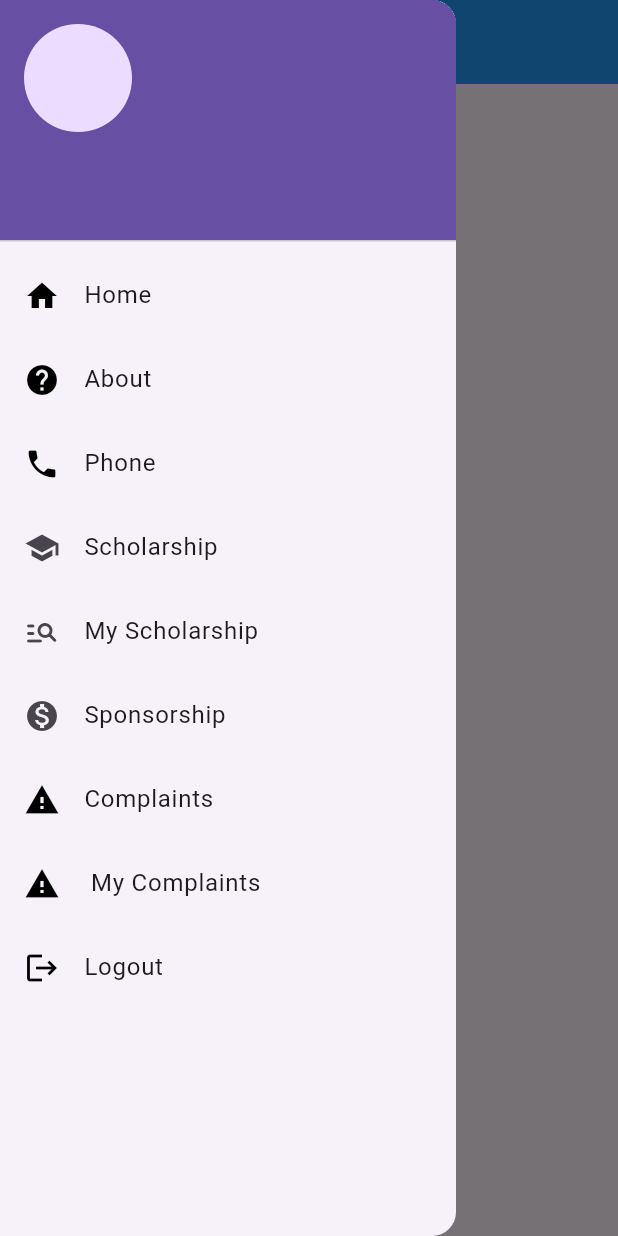
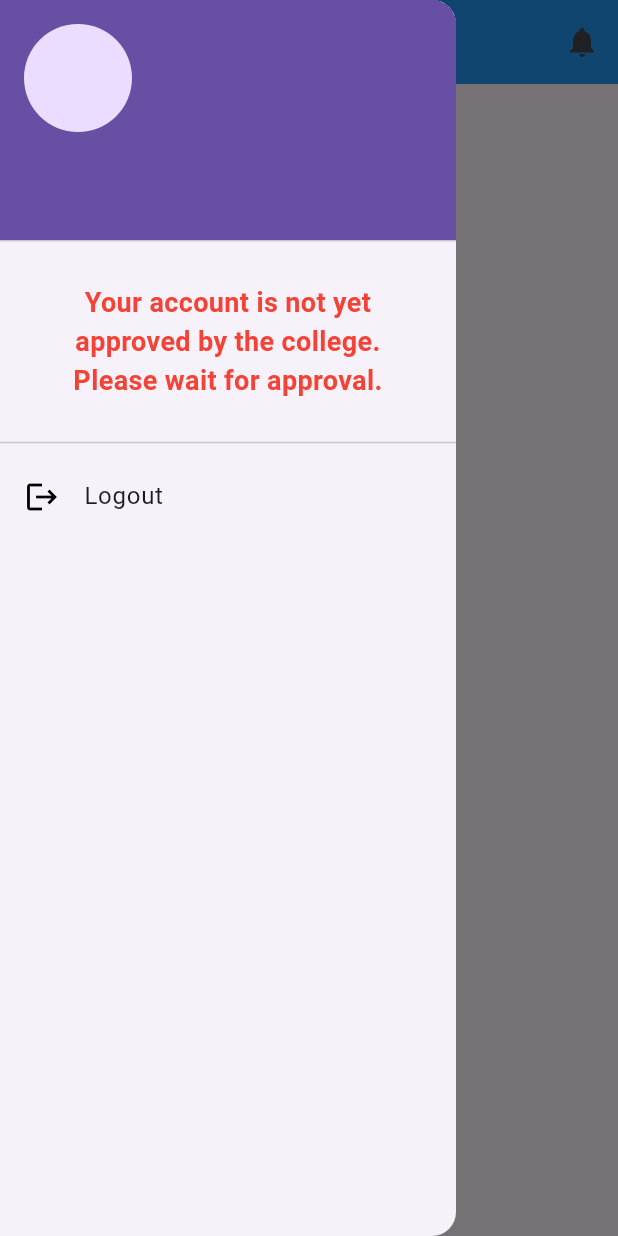
Before and after one commit to AnnEldho/EduBridge, a Flutter app: the Studentdashboard screen opened by its route, with the side drawer open, on a phone screen of 412 x 824 dp. Run offline on Flutter 3.47's test engine with Material 3 defaults, Android fonts, the phone set to English and light mode, and no system bars; our stand-ins replace dio, flutter_secure_storage; accounts and stored records are empty; network calls fail.

Commit message:
ninth commit

```diff
--- a/frontend/edubridge/lib/addscholorship.dart
+++ b/frontend/edubridge/lib/addscholorship.dart
@@ -109,7 +109,8 @@ class _AddScholorshipPageState extends State<AddScholorshipPage> {
                   ),
                   TextFormField(
                     controller: _openingDateController,
-                decoration: const InputDecoration(labelText: 'Opening Date'),
+                    decoration:
+                        const InputDecoration(labelText: 'Opening Date'),
                     readOnly: true,
                     onTap: () async {
                       DateTime? pickedDate = await showDatePicker(
@@ -134,7 +135,8 @@ class _AddScholorshipPageState extends State<AddScholorshipPage> {
                   ),
                   TextFormField(
                     controller: _closingDateController,
-                decoration: const InputDecoration(labelText: 'Closing Date'),
+                    decoration:
+                        const InputDecoration(labelText: 'Closing Date'),
                     readOnly: true,
                     onTap: () async {
                       DateTime? pickedDate = await showDatePicker(
--- a/frontend/edubridge/lib/admindashboard.dart
+++ b/frontend/edubridge/lib/admindashboard.dart
@@ -1,4 +1,4 @@
-import 'package:edubridge/add_notifications.dart';
+import 'package:edubridge/addnotification.dart';
 import 'package:edubridge/college_list.dart';
 import 'package:edubridge/ngo-register.dart';
 import 'package:edubridge/sponsor_list.dart';
--- a/frontend/edubridge/lib/main.dart
+++ b/frontend/edubridge/lib/main.dart
@@ -16,6 +16,7 @@ class MyApp extends StatelessWidget {
   @override
   Widget build(BuildContext context) {
     return MaterialApp(
+        debugShowCheckedModeBanner: false, // Hides the "Debug" banner
         title: 'EduBridge',
         theme: ThemeData(
           appBarTheme: const AppBarTheme(
--- a/frontend/edubridge/lib/student-register.dart
+++ b/frontend/edubridge/lib/student-register.dart
@@ -78,7 +78,7 @@ class _StudentRegistrationFormState extends State<StudentRegistrationForm> {
       "instituition": _institutionNameController.text,
       "course": _courseController.text,
       "academic_year": _academicYearController.text,
-      "cgpa":_cgpaController.text,
+      "cgpa": _cgpaController.text,
       "account_number": _bankAccountNumberController.text,
       "bank_name": _bankNameController.text,
       "ifsc_code": _ifscCodeController.text,
@@ -258,7 +258,6 @@ class _StudentRegistrationFormState extends State<StudentRegistrationForm> {
                     validator: (value) =>
                         value!.isEmpty ? 'Please enter your district' : null,
                   ),
-
                   _buildTextField(
                     controller: _nationalityController,
                     label: 'Nationality',
@@ -286,7 +285,11 @@ class _StudentRegistrationFormState extends State<StudentRegistrationForm> {
                     value: _institutionNameController.text.isEmpty
                         ? null
                         : _institutionNameController.text,
-                items: collegeList.map<DropdownMenuItem<String>>((college) {
+                    items: collegeList
+                        .where((college) =>
+                            college['user']['status'] ==
+                            'Approved') // Filtering
+                        .map<DropdownMenuItem<String>>((college) {
                       return DropdownMenuItem<String>(
                         value: college['user']['_id'],
                         child: Text(college['user']['name']),
@@ -309,12 +312,15 @@ class _StudentRegistrationFormState extends State<StudentRegistrationForm> {
                   _buildTextField(
                     controller: _academicYearController,
                     label: 'Academic Year',
+                    validator: (value) => value!.isEmpty
+                        ? 'Please enter your academic year'
+                        : null,
+                  ),
+                  _buildTextField(
+                    controller: _cgpaController,
+                    label: "CGPA",
                     validator: (value) =>
-                    value!.isEmpty ? 'Please enter your academic year' : null,
-              ),
-              _buildTextField(controller: _cgpaController,
-               label: "CGPA",
-               validator: (value) => value!.isEmpty ? 'Please enter your CGPA' : null,
+                        value!.isEmpty ? 'Please enter your CGPA' : null,
                   ),
                   _buildTextField(
                     controller: _bankAccountNumberController,
--- a/frontend/edubridge/lib/studentdashboard.dart
+++ b/frontend/edubridge/lib/studentdashboard.dart
@@ -1,7 +1,7 @@
 import 'dart:convert';
-
 import 'package:edubridge/addcomplaint.dart';
 import 'package:edubridge/joinedscholorship.dart';
+import 'package:edubridge/viewallnotification.dart';
 import 'package:edubridge/viewallscholorship.dart';
 import 'package:edubridge/viewmycomplaints.dart';
 import 'package:edubridge/viewsponsorships.dart';
@@ -19,16 +19,21 @@ class _StudentdashboardState extends State<Studentdashboard> {
   final storage = FlutterSecureStorage();
   String name = "";
   String email = "";
+  String approvalStatus = "";
+
   getUser() async {
     print("Getting User");
     Map<String, String> allValues = await storage.readAll();
     var user = allValues['user'];
     print(user);
+
     var userMap = jsonDecode(user!);
     print(userMap);
+
     setState(() {
       name = userMap['name'];
       email = userMap['email'];
+      approvalStatus = userMap['status']; // Fetch approval status
     });
   }
 
@@ -41,7 +46,22 @@ class _StudentdashboardState extends State<Studentdashboard> {
   @override
   Widget build(BuildContext context) {
     return Scaffold(
-      appBar: AppBar(title: Text('Student Dashboard')),
+      appBar: AppBar(
+        title: Text('Student Dashboard'),
+        actions: [
+          IconButton(
+            icon: Icon(Icons.notifications), // Bell icon
+            onPressed: () {
+              Navigator.push(
+                context,
+                MaterialPageRoute(builder: (context) => ViewAllNotification()),
+              );
+              // Add your notification handling logic here
+              print("Notifications Clicked");
+            },
+          ),
+        ],
+      ),
       drawer: Drawer(
         child: Column(
           children: [
@@ -55,48 +75,22 @@ class _StudentdashboardState extends State<Studentdashboard> {
                 ),
               ),
             ),
+            if (approvalStatus == 'Approved') ...[
+              // Show full dashboard only if student is approved
               ListTile(
-              title: Text("Home"),
-              leading: Icon(
-                Icons.home,
-                color: Colors.black,
-              ),
+                title: Text("Scholarship"),
+                leading: Icon(Icons.school, color: Colors.black),
                 onTap: () {
                   Navigator.push(
                     context,
-                  MaterialPageRoute(builder: (context) => Studentdashboard()),
+                    MaterialPageRoute(
+                        builder: (context) => ViewAllScholorship()),
                   );
                 },
               ),
               ListTile(
-              title: Text("About"),
-              leading: Icon(
-                Icons.help,
-                color: Colors.black,
-              ),
-              onTap: () {},
-            ),
-            ListTile(
-              title: Text("Phone"),
-              leading: Icon(
-                Icons.phone,
-                color: Colors.black,
-              ),
-              onTap: () {},
-            ),
-            ListTile(
-              leading: Icon(Icons.school),
-              title: const Text("Scholarship"),
-              onTap: () {
-                Navigator.push(
-                  context,
-                  MaterialPageRoute(builder: (context) => ViewAllScholorship()),
-                );
-              },
-            ),
-            ListTile(
-              leading: Icon(Icons.manage_search_rounded),
-              title: const Text("My Scholarship"),
+                title: Text("My Scholarship"),
+                leading: Icon(Icons.manage_search_rounded, color: Colors.black),
                 onTap: () {
                   Navigator.push(
                     context,
@@ -106,8 +100,8 @@ class _StudentdashboardState extends State<Studentdashboard> {
                 },
               ),
               ListTile(
-              leading: Icon(Icons.monetization_on),
-              title: const Text("Sponsorship"),
+                title: Text("Sponsorship"),
+                leading: Icon(Icons.monetization_on, color: Colors.black),
                 onTap: () {
                   Navigator.push(
                     context,
@@ -116,11 +110,8 @@ class _StudentdashboardState extends State<Studentdashboard> {
                 },
               ),
               ListTile(
-              leading: Icon(
-                Icons.report_problem,
-                color: Colors.black,
-              ),
-              title: const Text("Complaints "),
+                title: Text("Complaints"),
+                leading: Icon(Icons.report_problem, color: Colors.black),
                 onTap: () {
                   Navigator.push(
                     context,
@@ -129,11 +120,8 @@ class _StudentdashboardState extends State<Studentdashboard> {
                 },
               ),
               ListTile(
-              leading: Icon(
-                Icons.report_problem,
-                color: Colors.black,
-              ),
-              title: const Text(" My Complaints "),
+                title: Text("My Complaints"),
+                leading: Icon(Icons.report_problem, color: Colors.black),
                 onTap: () {
                   Navigator.push(
                     context,
@@ -141,12 +129,24 @@ class _StudentdashboardState extends State<Studentdashboard> {
                   );
                 },
               ),
+            ] else ...[
+              // Show a restricted message if student is NOT approved
+              Padding(
+                padding: const EdgeInsets.all(20.0),
+                child: Text(
+                  "Your account is not yet approved by the college.\nPlease wait for approval.",
+                  style: TextStyle(
+                      fontSize: 18,
+                      fontWeight: FontWeight.bold,
+                      color: Colors.red),
+                  textAlign: TextAlign.center,
+                ),
+              ),
+            ],
+            Divider(),
             ListTile(
               title: Text("Logout"),
-              leading: Icon(
-                Icons.logout,
-                color: Colors.black,
-              ),
+              leading: Icon(Icons.logout, color: Colors.black),
               onTap: () async {
                 await storage.delete(key: "user");
                 Navigator.of(context).pushNamedAndRemoveUntil(
```
Also changed, not shown: frontend/edubridge/lib/addnotification.dart (renamed from frontend/edubridge/lib/add_notifications.dart, +10 -6 lines), frontend/edubridge/lib/college-register.dart (+46 -15 lines), frontend/edubridge/lib/collegedashboard.dart (+30 -46 lines), frontend/edubridge/lib/login.dart (+17 -3 lines), frontend/edubridge/lib/ngo-register.dart (+56 -42 lines), frontend/edubridge/lib/services/user_service.dart (+18 -0 lines), frontend/edubridge/lib/viewallnotification.dart (added, +113 -0 lines), frontend/edubridge/lib/viewnotificationsingle.dart (added, +95 -0 lines), frontend/edubridge/lib/viewsinglescholorship.dart (+13 -16 lines), 6 other files. Lines whose indentation alone changed are shown as unchanged.
